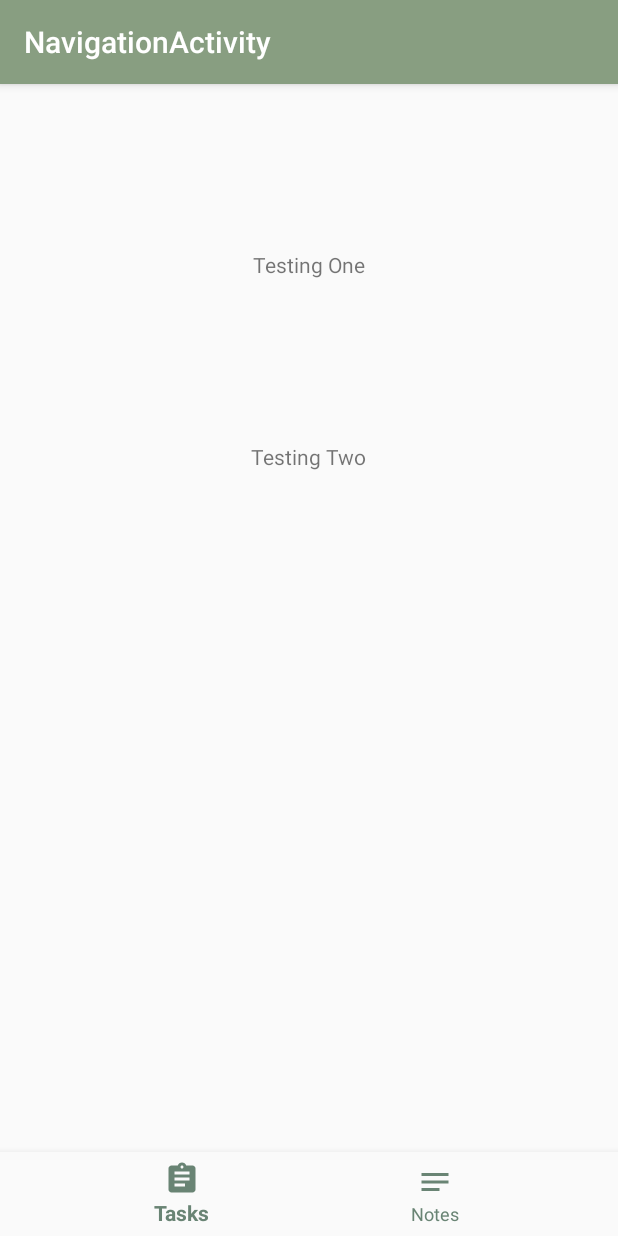
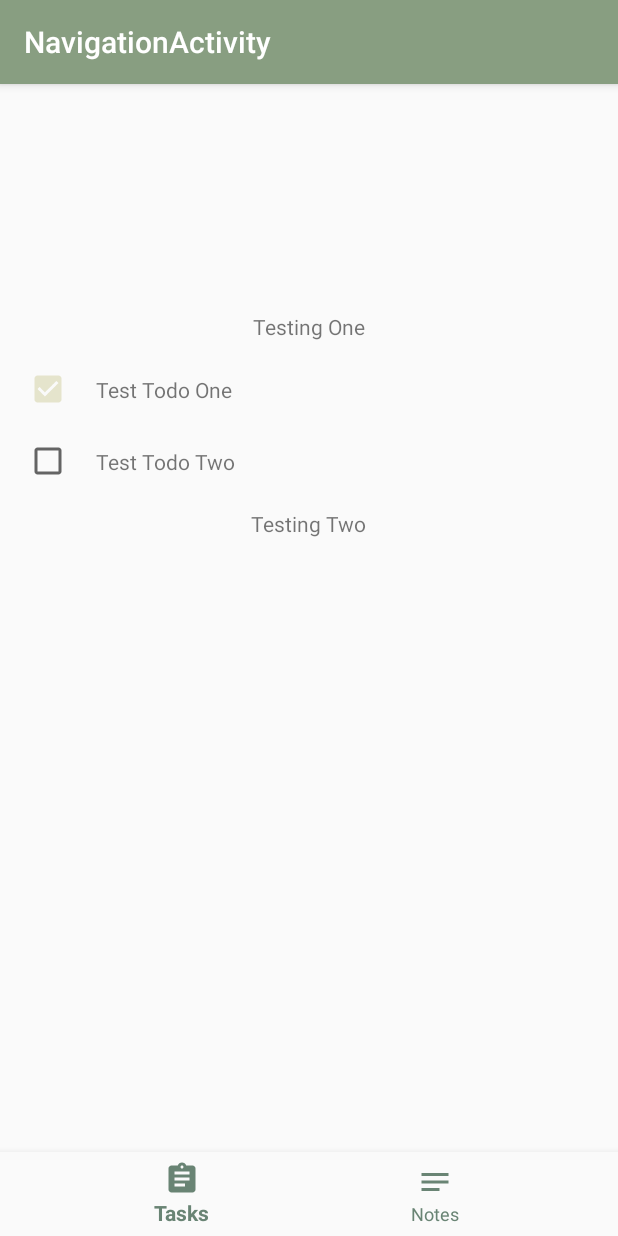
Before and after one commit to Catravine/Notes, an Android app: the screen it shows after launch (NavigationActivity), on a phone screen of 412 x 824 dp. Run offline under Robolectric (Android 15) with nearby library versions, the phone set to English and light mode, and no system bars.

Commit message:
inflating todos in their own views within tasks

```diff
--- a/app/src/main/java/models/Models.kt
+++ b/app/src/main/java/models/Models.kt
@@ -8,7 +8,7 @@ data class Task @JvmOverloads constructor(
 
 data class Todo(
     var description: String,
-    var isComplete: Boolean
+    var isComplete: Boolean = false
 )
 
 data class Note(
--- a/app/src/main/java/tasks/TaskAdapter.kt
+++ b/app/src/main/java/tasks/TaskAdapter.kt
@@ -7,6 +7,7 @@ import androidx.recyclerview.widget.RecyclerView
 import com.carolinecourtney.notes.R
 import foundations.BaseRecyclerAdapter
 import kotlinx.android.synthetic.main.item_task.view.*
+import kotlinx.android.synthetic.main.view_todo.view.*
 import models.Task
 
 class TaskAdapter(
@@ -20,6 +21,13 @@ class TaskAdapter(
 
         override fun onBind(data: Task) {
             view.title_view.text = data.title
+            data.todos.forEach { todo ->
+                val todoView = LayoutInflater.from(view.context).inflate(R.layout.view_todo, view.todo_container, false).apply {
+                    description_view.text = todo.description
+                    complete_checkbox.isChecked = todo.isComplete
+                }
+                view.todo_container.addView(todoView)
+            }
         }
     }
 }
--- a/app/src/main/java/tasks/TasksListFragment.kt
+++ b/app/src/main/java/tasks/TasksListFragment.kt
@@ -9,6 +9,7 @@ import androidx.recyclerview.widget.LinearLayoutManager
 import com.carolinecourtney.notes.R
 import kotlinx.android.synthetic.main.fragment_tasks_list.*
 import models.Task
+import models.Todo
 
 class TasksListFragment : Fragment() {
     override fun onCreate(savedInstanceState: Bundle?) {
@@ -26,7 +27,10 @@ class TasksListFragment : Fragment() {
         super.onViewCreated(view, savedInstanceState)
         tasks_recycler_view.layoutManager = LinearLayoutManager(context)
         val adapter = TaskAdapter(mutableListOf(
-            Task("Testing One"),
+            Task("Testing One", mutableListOf(
+                Todo("Test Todo One", true),
+                Todo("Test Todo Two")
+            )),
             Task("Testing Two")
         ))
         tasks_recycler_view.adapter = adapter
--- a/app/src/main/res/layout/item_task.xml
+++ b/app/src/main/res/layout/item_task.xml
@@ -4,7 +4,7 @@
     xmlns:app="http://schemas.android.com/apk/res-auto"
     android:orientation="vertical"
     android:layout_width="match_parent"
-    android:layout_height="@dimen/simple_item_view_height">
+    android:layout_height="wrap_content">
 
     <TextView
         android:id="@+id/title_view"
@@ -18,6 +18,16 @@
         app:layout_constraintBottom_toBottomOf="parent"
         app:layout_constraintEnd_toEndOf="parent"
         app:layout_constraintStart_toStartOf="parent"
-        app:layout_constraintTop_toTopOf="parent" />
+        app:layout_constraintTop_toTopOf="parent"/>
+
+    <LinearLayout
+        android:id="@+id/todo_container"
+        android:layout_width="0dp"
+        android:layout_height="wrap_content"
+        android:orientation="vertical"
+        app:layout_constraintTop_toBottomOf="@id/title_view"
+        app:layout_constraintStart_toStartOf="parent"
+        app:layout_constraintEnd_toEndOf="parent">
+    </LinearLayout>
 
 </androidx.constraintlayout.widget.ConstraintLayout>
--- /dev/null
+++ b/app/src/main/res/layout/view_todo.xml
@@ -0,0 +1,31 @@
+<?xml version="1.0" encoding="utf-8"?>
+<androidx.constraintlayout.widget.ConstraintLayout xmlns:android="http://schemas.android.com/apk/res/android"
+    xmlns:tools="http://schemas.android.com/tools"
+    android:layout_width="match_parent"
+    android:layout_height="wrap_content"
+    xmlns:app="http://schemas.android.com/apk/res-auto">
+
+    <CheckBox
+        android:id="@+id/complete_checkbox"
+        android:layout_width="wrap_content"
+        android:layout_height="wrap_content"
+        app:layout_constraintStart_toStartOf="parent"
+        app:layout_constraintTop_toTopOf="parent"
+        app:layout_constraintBottom_toBottomOf="parent"
+        android:layout_marginStart="@dimen/item_margin_default"
+        android:layout_marginTop="@dimen/item_margin_default"/>
+
+    <TextView
+        android:id="@+id/description_view"
+        android:layout_width="wrap_content"
+        android:layout_height="wrap_content"
+        tools:text="Hello World"
+        app:layout_constraintStart_toEndOf="@id/complete_checkbox"
+        app:layout_constraintEnd_toEndOf="parent"
+        app:layout_constraintTop_toTopOf="@id/complete_checkbox"
+        app:layout_constraintBottom_toBottomOf="@id/complete_checkbox"
+        app:layout_constraintHorizontal_bias="0.0"
+        android:layout_marginStart="@dimen/item_margin_default"
+        android:layout_marginEnd="@dimen/item_margin_default"/>
+
+</androidx.constraintlayout.widget.ConstraintLayout>
```
